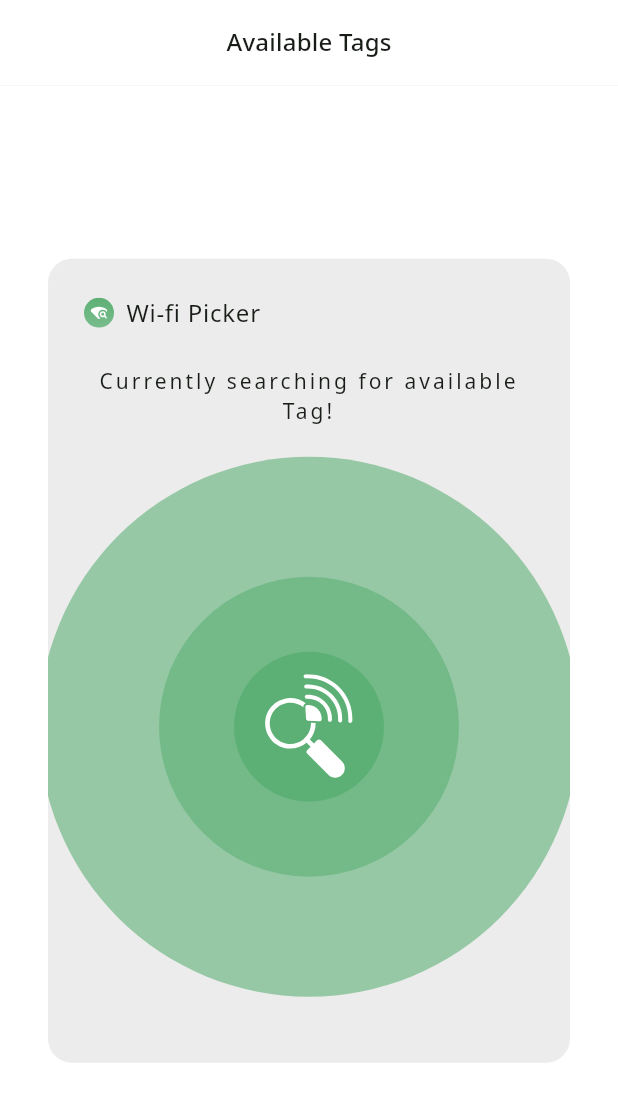
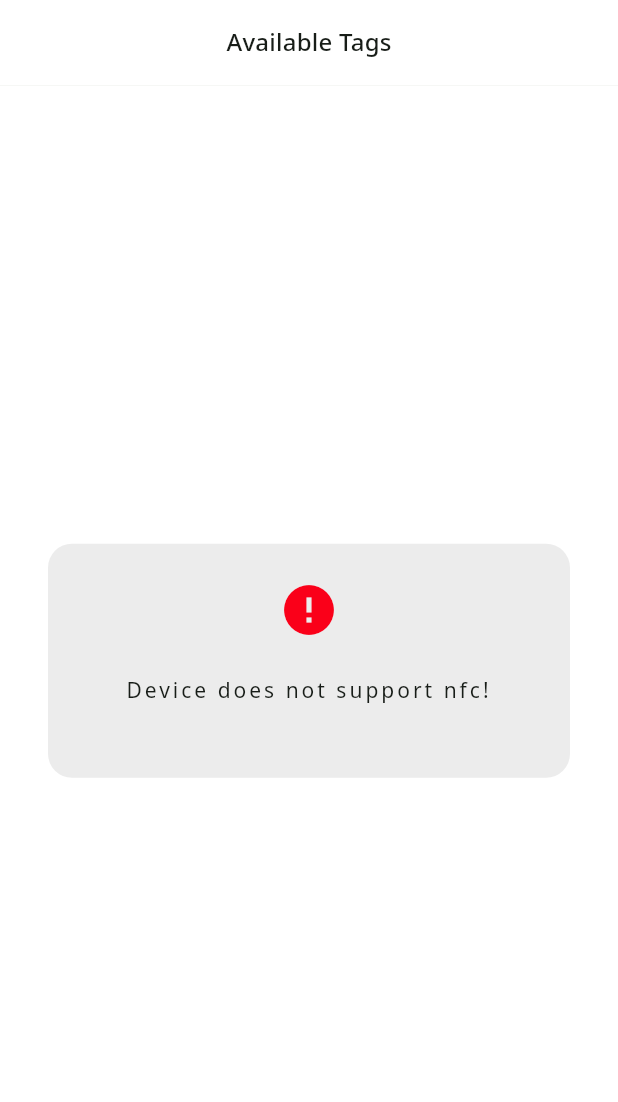
Before and after one commit to MrKhay/wifi_picker, a Flutter app: the screen it shows after launch, on a phone screen of 412 x 824 dp. Shown: the top 1102 px of the screen. Run offline on Flutter 3.47's test engine with Material 3 defaults, Android fonts, the phone set to English and light mode, and no system bars; our stand-ins replace flutter_riverpod, flutter_spinkit, flutter_svg, google_fonts, lottie, riverpod_annotation; missing offline and left inert: nfc_manager, observe_internet_connectivity, wifi_scan; generated files the repository leaves out were written again.

Commit message:
refact: ui changes

```diff
--- a/lib/features/home/presentation/screens/available_tags_screen.dart
+++ b/lib/features/home/presentation/screens/available_tags_screen.dart
@@ -47,7 +47,7 @@ class _AvailableTagsState extends ConsumerState<AvailableTagsScreen> {
       } else {
         if (mounted) {
           setState(() {
-            // supportsNfc = false;
+            supportsNfc = false;
           });
         }
       }
@@ -189,6 +189,7 @@ class _AvailableTagsState extends ConsumerState<AvailableTagsScreen> {
                   style: context.textTheme.bodyMedium
                       ?.copyWith(letterSpacing: kGap_01),
                 )),
+                const SizedBox(height: kGap_3),
                 Center(
                   child: Stack(
                     alignment: Alignment.center,
@@ -215,6 +216,7 @@ class _AvailableTagsState extends ConsumerState<AvailableTagsScreen> {
                     ],
                   ),
                 ),
+                const SizedBox(height: kGap_3),
               ],
             ),
           ),
@@ -230,6 +232,7 @@ class _AvailableTagsState extends ConsumerState<AvailableTagsScreen> {
         Container(
           alignment: Alignment.center,
           padding: const EdgeInsets.all(kGap_3),
+          margin: const EdgeInsets.all(kGap_2),
           clipBehavior: Clip.antiAlias,
           decoration: ShapeDecoration(
             color: Colors.grey.withOpacity(0.2),
```
